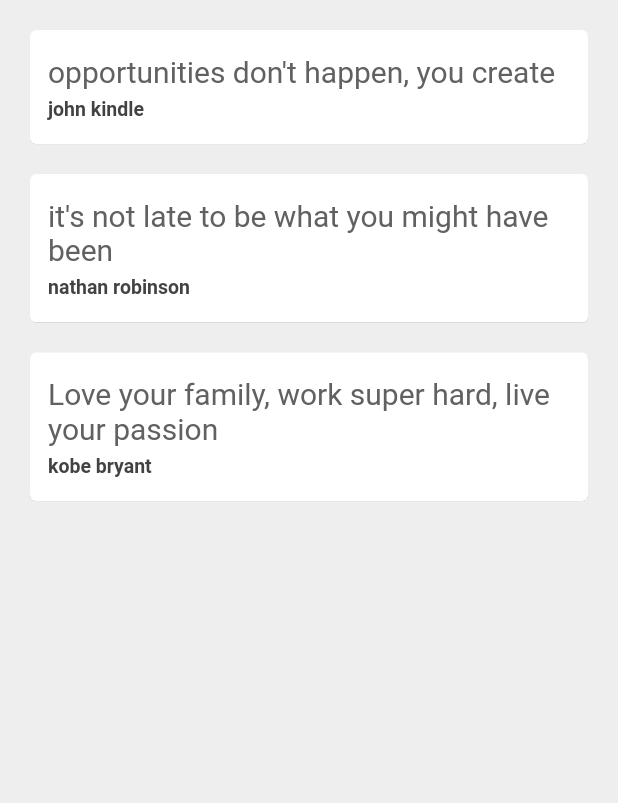
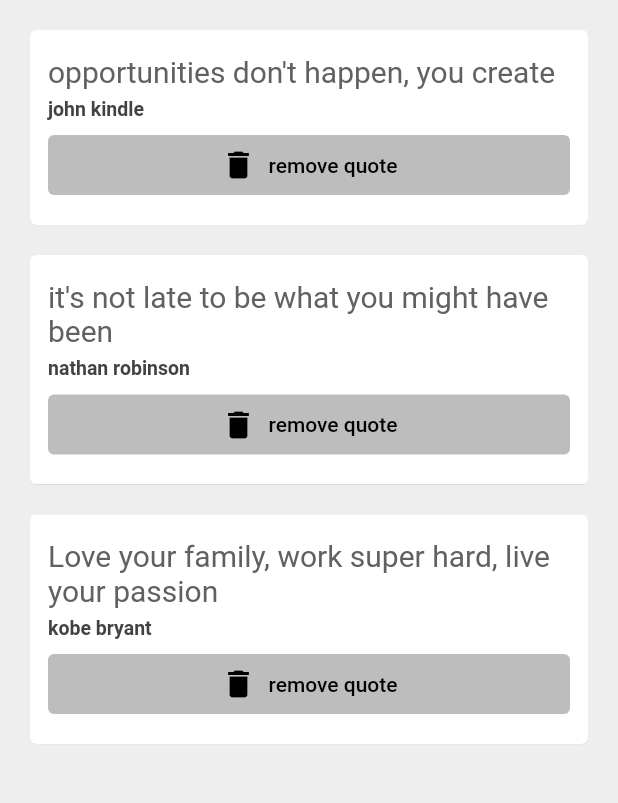
Before and after one commit to danielchukwu/quotes-app-flutter, a Flutter app: the screen it shows after launch, on a phone screen of 412 x 824 dp, the part 84-887 px from its top. Run offline on Flutter 3.47's test engine with Material 2 defaults, Android fonts, the phone set to English and light mode, and no system bars.

Commit message:
add delete functionality to quotes card

```diff
--- a/lib/main.dart
+++ b/lib/main.dart
@@ -41,7 +41,16 @@ class _QuoteListState extends State<QuoteList> {
         // BODY
         body: Column(
           crossAxisAlignment: CrossAxisAlignment.start,
-          children: quotes.map((quote) => QuoteCard(quote: quote)).toList(),
+          children: quotes
+              .map((quote) => QuoteCard(
+                    quote: quote,
+                    remove: () {
+                      setState(() {
+                        quotes.remove(quote);
+                      });
+                    },
+                  ))
+              .toList(),
         ));
   }
 }
--- a/lib/quote_card.dart
+++ b/lib/quote_card.dart
@@ -2,12 +2,11 @@ import 'package:flutter/material.dart';
 import 'quote.dart';
 
 class QuoteCard extends StatelessWidget {
-  const QuoteCard({
-    Key? key,
-    required this.quote,
-  }) : super(key: key);
+  final Quote quote;
+  final Function remove;
 
-  final quote;
+  const QuoteCard({Key? key, required this.quote, required this.remove})
+      : super(key: key);
 
   @override
   Widget build(BuildContext context) {
@@ -36,6 +35,18 @@ class QuoteCard extends StatelessWidget {
                 fontWeight: FontWeight.bold,
               ),
             ),
+            const SizedBox(height: 6),
+            TextButton.icon(
+              onPressed: () {
+                remove();
+              },
+              icon: const Icon(Icons.delete),
+              label: const Text('remove quote'),
+              style: TextButton.styleFrom(
+                primary: Colors.black,
+                backgroundColor: Colors.grey[400],
+              ),
+            )
           ],
         ),
       ),
```
